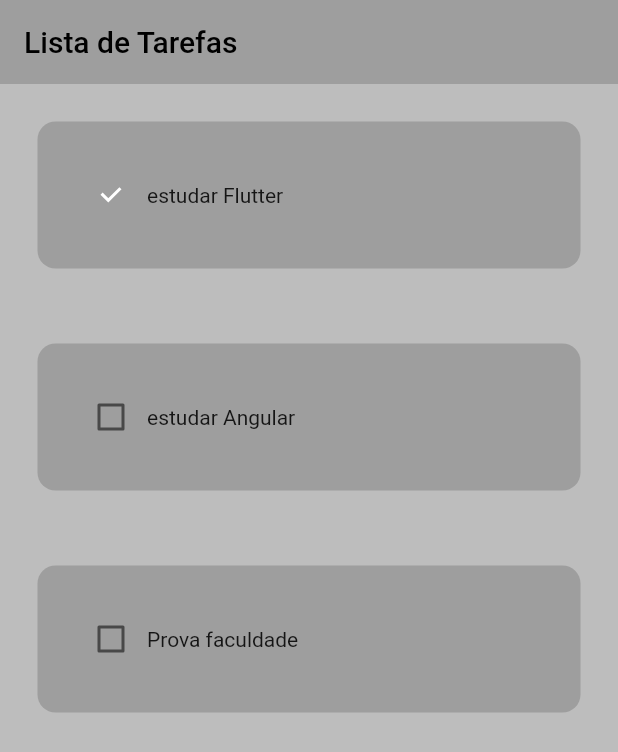
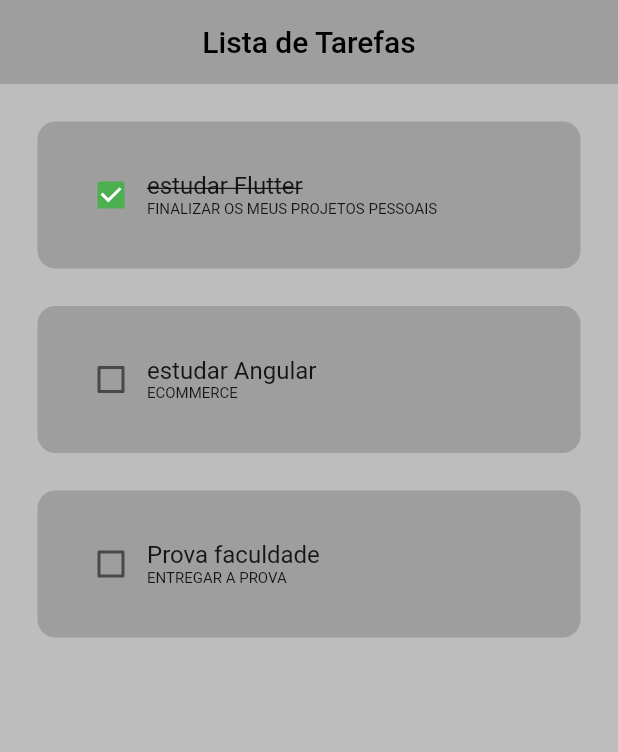
Before and after one commit to JesseFuzz/ToDoApp_Flutter, a Flutter app: the screen it shows after launch, on a phone screen of 412 x 824 dp. Shown: the top 752 px of the screen. Run offline on Flutter 3.47's test engine with Material 2 defaults, Android fonts, the phone set to English and light mode, and no system bars.

```diff
--- a/lib/pages/home_page.dart
+++ b/lib/pages/home_page.dart
@@ -16,11 +16,14 @@ class _HomePageState extends State<HomePage> {
     ["Prova faculdade", false, "entregar a prova"]
   ];
 
-  get value => null;
+  // get value => null;
 
   //quando eu clicar no checkbox
-  void checkBoxChanged(bool? value, int? index) {
-    setState(() {});
+  void checkBoxChanged(bool? value, int index) {
+    setState(() {
+      //mudando de verdadeiro pra falso (ou contrário) o item que ta na posiçao 1 da lista
+      listaTarefas[index][1] = !listaTarefas[index][1];
+    });
   }
 
   @override
@@ -28,7 +31,13 @@ class _HomePageState extends State<HomePage> {
     return Scaffold(
       backgroundColor: Colors.grey[400],
       appBar: AppBar(
-        title: const Text("Lista de Tarefas"),
+        title: Row(
+          //mainAxisAlignment foi pra centralizar o título da appbar
+          mainAxisAlignment: MainAxisAlignment.center,
+          children: const [
+            Text("Lista de Tarefas"),
+          ],
+        ),
         //retirando a sombra do appBar
         elevation: 0,
       ),
@@ -41,7 +50,7 @@ class _HomePageState extends State<HomePage> {
             taskName: listaTarefas[index][0],
             isTaskCompleted: listaTarefas[index][1],
             taskDescription: listaTarefas[index][2],
-            onChanged: (value) => checkBoxChanged(),
+            onChanged: (value) => checkBoxChanged(value, index),
           );
         },
       ),
--- a/lib/util/todo_list.dart
+++ b/lib/util/todo_list.dart
@@ -1,6 +1,4 @@
 import 'package:flutter/material.dart';
-import 'package:flutter/src/widgets/container.dart';
-import 'package:flutter/src/widgets/framework.dart';
 
 class ToDoList extends StatelessWidget {
   //parametros de cada atividade
@@ -23,23 +21,48 @@ class ToDoList extends StatelessWidget {
   Widget build(BuildContext context) {
     return Padding(
       //padding fora do container:
-      padding: const EdgeInsets.all(25.0),
+      padding: const EdgeInsets.only(left: 25.0, right: 25, top: 25),
       child: Container(
         //padding dentro do container
-        padding: EdgeInsets.all(25.0),
-        child: Row(
-          children: [
-            //checkbox
-            Checkbox(value: isTaskCompleted, onChanged: onChanged),
-            //nome da tarefa
-            Text(taskName),
-          ],
-        ),
+        padding: const EdgeInsets.all(25.0),
         decoration: BoxDecoration(
           color: Colors.grey,
           //arredondando as bordas
           borderRadius: BorderRadius.circular(12),
         ),
+        child: Row(
+          children: [
+            //checkbox
+            Checkbox(
+              value: isTaskCompleted,
+              onChanged: onChanged,
+              //cor do checkbox
+              activeColor: Colors.green,
+            ),
+
+            Column(
+              //cross pra deixar todos no começo
+              crossAxisAlignment: CrossAxisAlignment.start,
+              children: [
+                //nome da tarefa
+                Text(
+                  taskName,
+                  //ternário para mostrar o risco quando isTaskCompleted == true
+                  style: TextStyle(
+                      decoration: isTaskCompleted
+                          ? TextDecoration.lineThrough
+                          : TextDecoration.none,
+                      fontSize: 16),
+                ),
+                //descrição da tarefa
+                Text(
+                  '$taskDescription'.toUpperCase(),
+                  style: const TextStyle(fontSize: 10),
+                )
+              ],
+            ),
+          ],
+        ),
       ),
     );
   }
```
